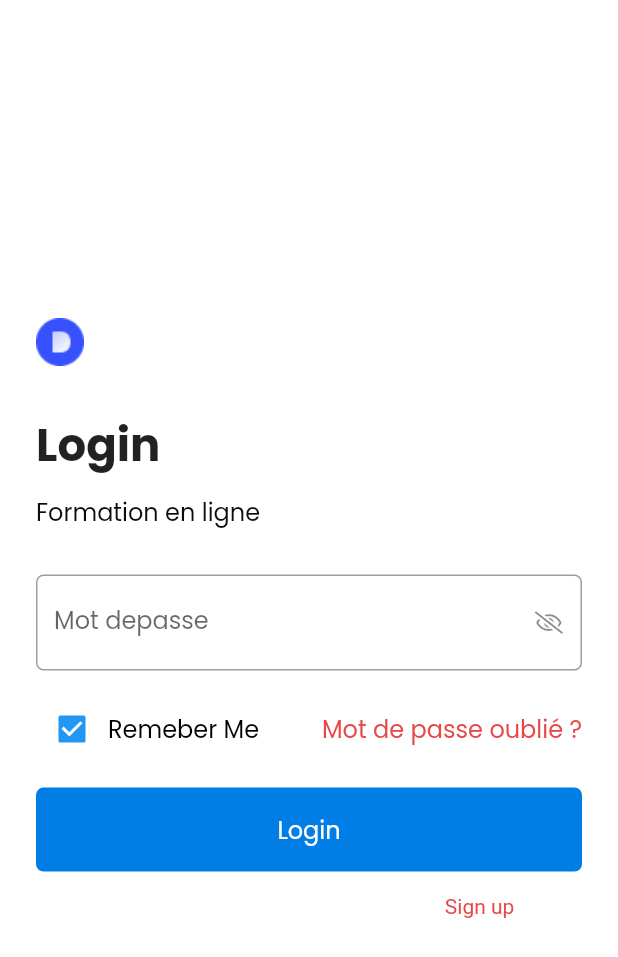
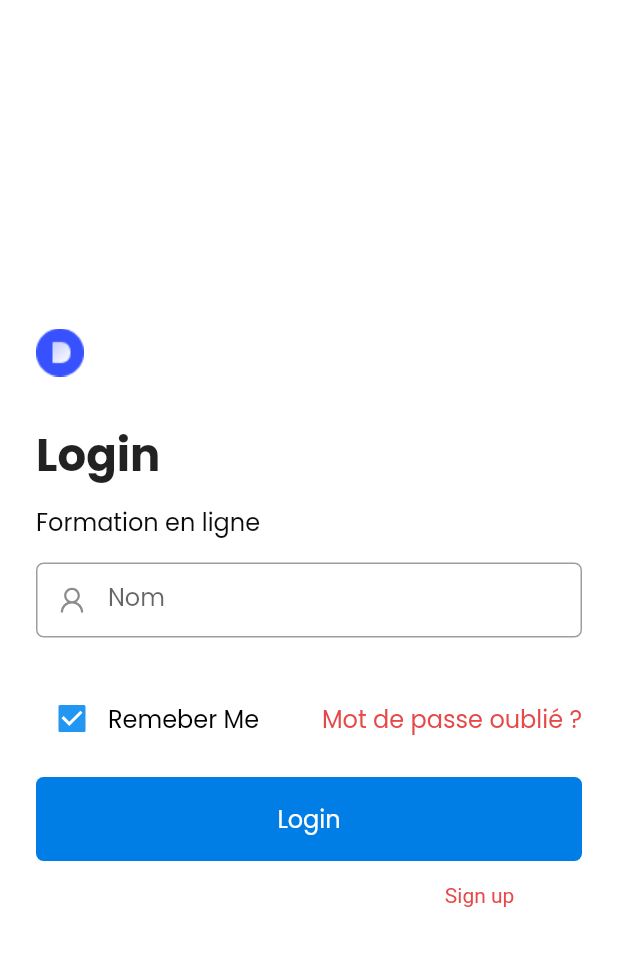
Before and after one commit to Innocent-Akim/formation_client, a Flutter app: the screen it shows after launch, after a tap on an icon or button, on a phone screen of 412 x 824 dp. Shown: the top 957 px of the screen. Run offline on Flutter 3.47's test engine with Material 2 defaults, Android fonts, the light colour scheme and no system bars; our stand-ins replace flutter_bloc, flutter_spinkit, flutter_svg, font_awesome_flutter, get, line_icons.

Commit message:
Add LineIcons

```diff
--- a/lib/authentication/authentication.dart
+++ b/lib/authentication/authentication.dart
@@ -3,8 +3,10 @@ import 'package:flutter_spinkit/flutter_spinkit.dart';
 import 'package:flutter_svg/svg.dart';
 import 'package:font_awesome_flutter/font_awesome_flutter.dart';
 import 'package:formation_client/controllers/MenuController.dart';
+import 'package:formation_client/controllers/builderTextField.dart';
 import 'package:formation_client/controllers/style.dart';
 import 'package:formation_client/response/responsive.dart';
+import 'package:line_icons/line_icons.dart';
 
 class AuthenticationPage extends StatefulWidget {
   const AuthenticationPage({Key key}) : super(key: key);
@@ -283,34 +285,14 @@ class _AuthenticationPageState extends State<AuthenticationPage> {
                             ),
                           ],
                         ),
-                        SizedBox(
-                          height: 15,
+                        SizedBox(height: 15),
+                        buildTextField(
+                          controller: null,
+                          hintText: "Entrez votre nom",
+                          labelText: "Nom",
+                          prefixIcon: Icon(LineIcons.user),
                         ),
-
                         SizedBox(height: 15),
-                        TextFormField(
-                          obscureText: isvisible,
-                          controller: password,
-                          decoration: InputDecoration(
-                            labelText: "Mot depasse",
-                            hintText: "12345",
-                            border: OutlineInputBorder(
-                              borderRadius: BorderRadius.circular(5),
-                            ),
-                            suffixIcon: IconButton(
-                                icon: Icon(
-                                  isvisible
-                                      ? FontAwesomeIcons.eyeSlash
-                                      : FontAwesomeIcons.eye,
-                                  size: 15,
-                                ),
-                                onPressed: () {
-                                  setState(() {
-                                    isvisible = !isvisible;
-                                  });
-                                }),
-                          ),
-                        ),
                         SizedBox(
                           height: 15,
                         ),
--- a/pubspec.yaml
+++ b/pubspec.yaml
@@ -31,6 +31,7 @@ dependencies:
   persistent_bottom_nav_bar: ^4.0.2
   flutter_spinkit: ^5.1.0
   flutter_svg: ^0.22.0
+  line_icons: ^2.0.1
 
 dev_dependencies:
   flutter_test:
```
Also changed, not shown: pubspec.lock.
